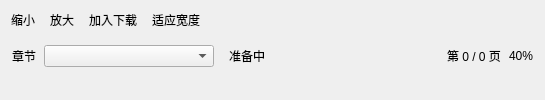
This is ui/reader.ui in Wei894348/comic as Qt 5 draws it before an edit. The edited form follows.
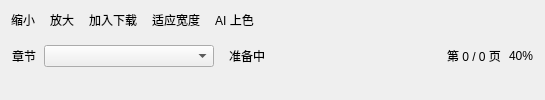
This is the edited form.

Commit message:
新增 AI 上色功能（manga-colorization-v2 集成）
- backend/colorize_service.py：子进程跑上色任务，逐页 JSONL 进度，队列单并发，可取消
- frontend/colorize_actions.py：右键/阅读器入口，设置合并，完成回调
- 设置页新增“漫画上色”分组：处理精度 576/768/1024、去噪开关、模型目录、上色 Python 路径
- 本地下载页右键菜单加“AI 上色”；阅读器工具栏加上色按钮，完成后自动切到上色版
- 上色输出为原图旁的“上色版”目录，原图不动；已上色页自动跳过（断点续跑）
- tests/test_colorize.py：7 个用例，含端到端子进程验证

```diff
--- a/ui/reader.ui
+++ b/ui/reader.ui
@@ -16,6 +16,7 @@
      <addaction name="actionZoomIn"/>
      <addaction name="actionDownloadAlbum"/>
      <addaction name="actionFitWidth"/>
+     <addaction name="actionColorize"/>
      <addaction name="actionLockReader"/>
     </widget>
    </item>
@@ -92,6 +93,10 @@
    <property name="text"><string></string></property>
    <property name="toolTip"><string>锁定阅读器</string></property>
   </action>
+  <action name="actionColorize">
+   <property name="text"><string>AI 上色</string></property>
+   <property name="toolTip"><string>AI 上色本章并重新加载</string></property>
+  </action>
  </widget>
  <resources/>
  <connections/>
```
The commit also changes 6 other files.
